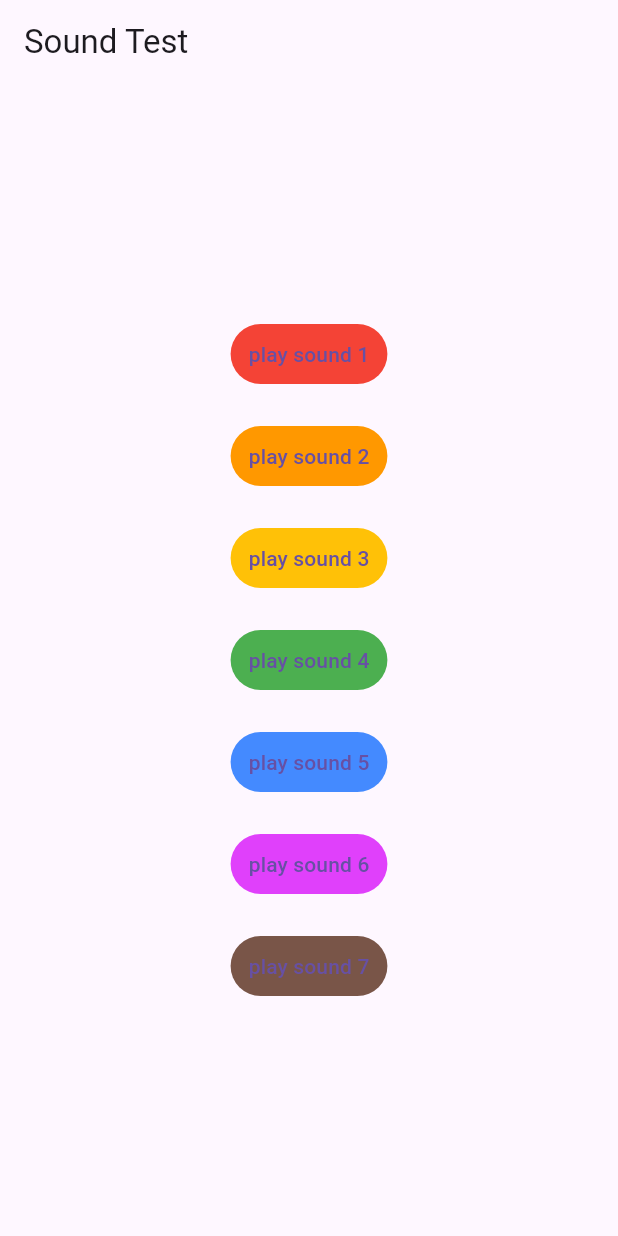
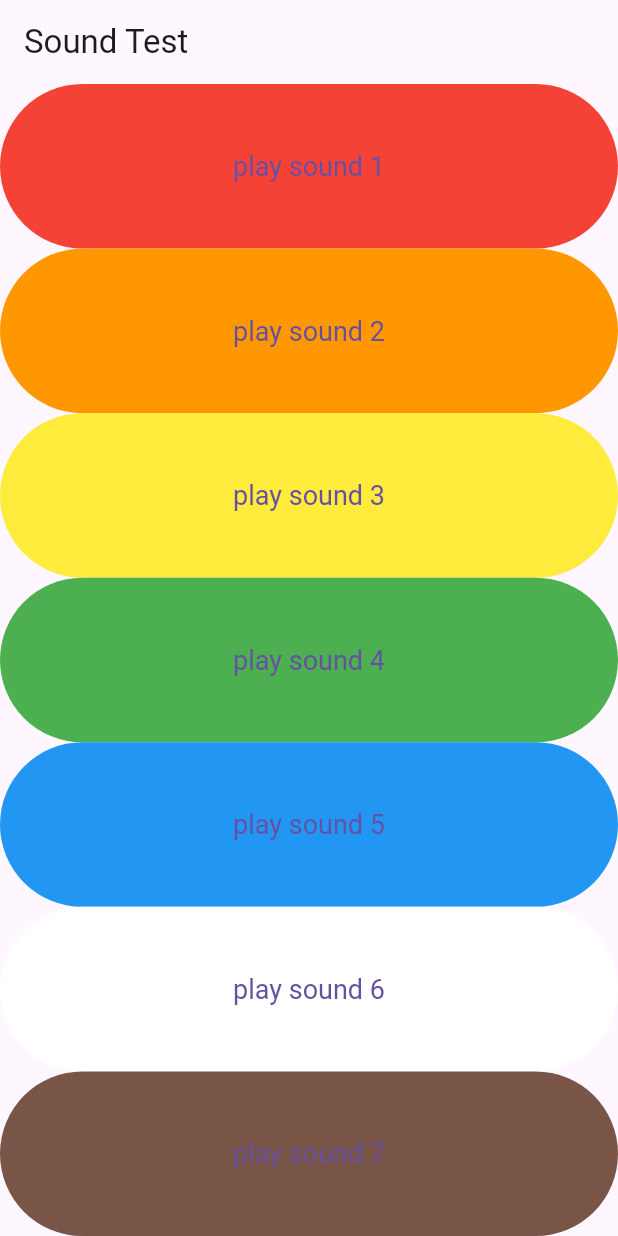
Before and after one commit to mahmoudalhamaky/xcelyphone, a Flutter app: the screen it shows after launch, on a phone screen of 412 x 824 dp. Run offline on Flutter 3.47's test engine with Material 3 defaults, Android fonts, the phone set to English and light mode, and no system bars; our stand-ins replace just_audio.

Commit message:
make the code more simple,extend screen

```diff
--- a/lib/main.dart
+++ b/lib/main.dart
@@ -36,102 +36,54 @@ class _MyHomePageState extends State<MyHomePage> {
   Future playAudio(int x) async {
     try {
       await player.setAudioSource(AudioSource.asset('sound/$x.wav'));
-
       await player.play();
     } catch (e) {
-      print(e);
+      //print(e);
     }
   }
 
   @override
   Widget build(BuildContext context) {
+    var widtha =MediaQuery.of(context).size.width.toInt();
+    var heighta =MediaQuery.of(context).size.height.toInt();
+    Expanded buildwidget(int i, {required Color color }){
+      return Expanded(
+        flex: 1,
+        child: TextButton(
+            style:TextButton.styleFrom(
+              backgroundColor: color,
+              textStyle: TextStyle(fontSize: 18),
+             padding: EdgeInsets.symmetric(horizontal: 20, vertical: 10),
+            ),
+            child: Text('play sound $i'),
+            onPressed: () async {
+              await playAudio(i);
+            }),
+      );
+    }
      return Scaffold(
        appBar: AppBar(
          title: const Text('Sound Test'),
        ),
        body: Center(
          child: Column(
+             mainAxisSize: MainAxisSize.max,
+             crossAxisAlignment: CrossAxisAlignment.stretch,
              mainAxisAlignment: MainAxisAlignment.center,
              children: <Widget>[
-              TextButton(
-                  style: ButtonStyle(
-                      backgroundColor: MaterialStateProperty.all(Colors.red)),
-                  child: Text('play sound 1'),
-                  onPressed: () async {
-                    await playAudio(1);
-                    // print(playAudio());
-                  }),
-              SizedBox(
-                height: 20.0,
-              ),
-              TextButton(
-                  style: ButtonStyle(
-                      backgroundColor:
-                          MaterialStateProperty.all(Colors.orange)),
-                  child: Text('play sound 2'),
-                  onPressed: () async {
-                    await playAudio(2);
-                    // print(playAudio());
-                  }),
-              SizedBox(
-                height: 20.0,
-              ),
-              TextButton(
-                  style: ButtonStyle(
-                      backgroundColor: MaterialStateProperty.all(Colors.amber)),
-                  child: Text('play sound 3'),
-                  onPressed: () async {
-                    await playAudio(3);
-                    // print(playAudio());
-                  }),
-              SizedBox(
-                height: 20.0,
-              ),
-              TextButton(
-                  style: ButtonStyle(
-                      backgroundColor: MaterialStateProperty.all(Colors.green)),
-                  child: Text('play sound 4'),
-                  onPressed: () async {
-                    await playAudio(4);
-                    // print(playAudio());
-                  }),
-              SizedBox(
-                height: 20.0,
-              ),
-              TextButton(
-                  style: ButtonStyle(
-                      backgroundColor:
-                          MaterialStateProperty.all(Colors.blueAccent)),
-                  child: Text('play sound 5'),
-                  onPressed: () async {
-                    await playAudio(5);
-                    // print(playAudio());
-                  }),
-              SizedBox(
-                height: 20.0,
-              ),
-              TextButton(
-                  style: ButtonStyle(
-                      backgroundColor:
-                          MaterialStateProperty.all(Colors.purpleAccent)),
-                  child: Text('play sound 6'),
-                  onPressed: () async {
-                    await playAudio(6);
-                    // print(playAudio());
-                  }),
-              SizedBox(
-                height: 20.0,
-              ),
-              TextButton(
-                  style: ButtonStyle(
-                      backgroundColor: MaterialStateProperty.all(Colors.brown)),
-                  child: Text('play sound 7'),
-                  onPressed: () async {
-                    await playAudio(7);
-                    // print(playAudio());
-                  }),
+                buildwidget( 1, color: Colors.red),
+                buildwidget( 2, color: Colors.orange),
+                buildwidget( 3, color: Colors.yellow),
+                buildwidget( 4, color: Colors.green),
+                buildwidget( 5, color: Colors.blue),
+                buildwidget( 6, color: Colors.white),
+                buildwidget( 7, color: Colors.brown),
              ]),
        ),
      );
+
+
+
+
   }
 }
```
Also changed, not shown: 1 other file. Lines whose indentation alone changed are shown as unchanged.
